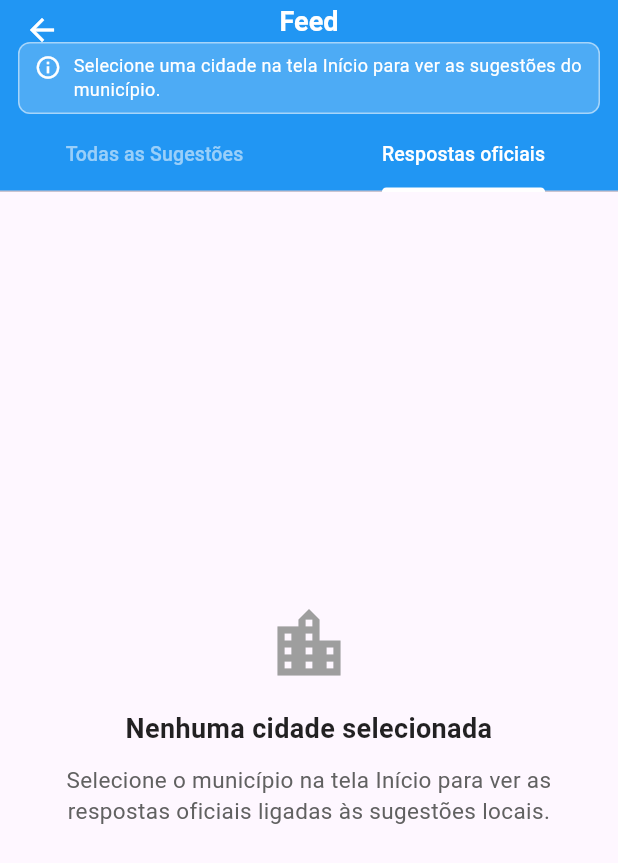
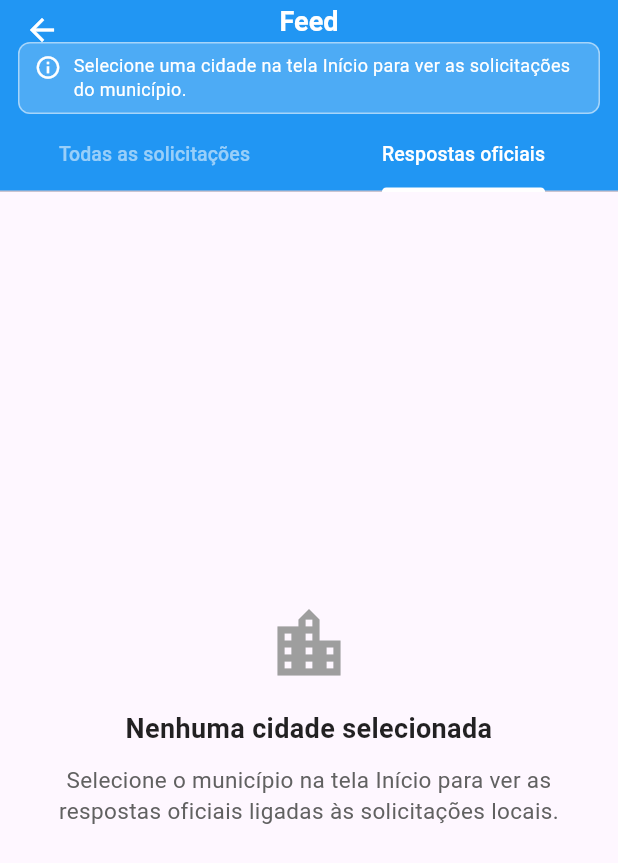
Before and after one commit to FelipeRodrigues07/InovaUrbano, a Flutter app: the Feed screen opened directly, tab 2 chosen, on a phone screen of 412 x 824 dp. Shown: the top 863 px of the screen. Run offline on Flutter 3.47's test engine with Material 3 defaults, Android fonts, the phone set to English and light mode, and no system bars; our stand-ins replace cached_network_image, flutter_map, geolocator, image_picker, latlong2, phosphor_flutter and 2 more; accounts and stored records are empty; network calls fail.

Commit message:
refactor(ui): rename user-facing copy from suggestion to request (PT)

```diff
--- a/mobile/lib/components/report/report_suggestion_form.dart
+++ b/mobile/lib/components/report/report_suggestion_form.dart
@@ -37,7 +37,7 @@ class ReportSuggestionForm extends StatelessWidget {
           DropdownButtonFormField<String>(
             value: selectedType,
             decoration: const InputDecoration(
-              labelText: 'Tipo de Sugestão',
+              labelText: 'Tipo de solicitação',
               border: OutlineInputBorder(),
             ),
             items: suggestionTypes.map((String type) {
@@ -132,7 +132,7 @@ class ReportSuggestionForm extends StatelessWidget {
                           strokeWidth: 2,
                         ),
                       )
-                    : const Text('Enviar Sugestão'),
+                    : const Text('Enviar solicitação'),
               );
             },
           ),
--- a/mobile/lib/screens/app/Widgets/Widget_config_pages.dart
+++ b/mobile/lib/screens/app/Widgets/Widget_config_pages.dart
@@ -124,7 +124,7 @@ class _ConfigPageState extends State<ConfigPage> {
         unselectedItemColor: Colors.grey,
         items: const [
           BottomNavigationBarItem(icon: Icon(Icons.home), label: 'Início'),
-          BottomNavigationBarItem(icon: Icon(Icons.warning), label: 'Reclame'),
+          BottomNavigationBarItem(icon: Icon(Icons.warning), label: 'Solicitar'),
           BottomNavigationBarItem(icon: Icon(Icons.feed), label: 'Feed'),
           BottomNavigationBarItem(icon: Icon(Icons.person), label: 'Profile'),
         ],
--- a/mobile/lib/screens/app/feed_screen.dart
+++ b/mobile/lib/screens/app/feed_screen.dart
@@ -24,7 +24,7 @@ class FeedState extends State<Feed> with SingleTickerProviderStateMixin {
   String? _headerCityLabel;
   bool _headerNoCity = true;
 
-  /// Recarrega sugestões e respostas oficiais com a última cidade salva.
+  /// Recarrega solicitações e respostas oficiais com a última cidade salva.
   Future<void> reloadFromPrefs() async {
     await _syncHeaderFromPrefs();
     await Future.wait([
@@ -51,10 +51,10 @@ class FeedState extends State<Feed> with SingleTickerProviderStateMixin {
 
     if (noCity) {
       message =
-          'Selecione uma cidade na tela Início para ver as sugestões do município.';
+          'Selecione uma cidade na tela Início para ver as solicitações do município.';
       icon = Icons.info_outline;
     } else if (cityLabel != null) {
-      message = 'Sugestões e respostas oficiais de: $cityLabel';
+      message = 'Solicitações e respostas oficiais de: $cityLabel';
       icon = Icons.location_on_outlined;
     } else {
       message = 'Carregando informações da cidade...';
@@ -201,7 +201,7 @@ class FeedState extends State<Feed> with SingleTickerProviderStateMixin {
 
   Widget _suggestionLinkChip(OfficialResponseFeedModel response) {
     final parts = <String>[
-      if (response.numberSuggestion > 0) 'Sugestão #${response.numberSuggestion}',
+      if (response.numberSuggestion > 0) 'Solicitação #${response.numberSuggestion}',
       if (response.suggestionType.isNotEmpty) response.suggestionType,
       if (response.suggestionStatus.isNotEmpty) response.suggestionStatus,
     ];
@@ -269,7 +269,7 @@ class FeedState extends State<Feed> with SingleTickerProviderStateMixin {
                       labelStyle: const TextStyle(fontSize: 13),
                       unselectedLabelStyle: const TextStyle(fontSize: 13),
                       tabs: const <Widget>[
-                        Tab(text: 'Todas as Sugestões'),
+                        Tab(text: 'Todas as solicitações'),
                         Tab(text: 'Respostas oficiais'),
                       ],
                       indicatorColor: Colors.white,
@@ -285,7 +285,7 @@ class FeedState extends State<Feed> with SingleTickerProviderStateMixin {
         body: TabBarView(
           controller: _tabController,
           children: <Widget>[
-            // Aba de Sugestões
+            // Aba de solicitações
             Consumer<GetAllSuggestionsFeedController>(
               builder: (context, controller, child) {
                 final cityLabel =
@@ -296,7 +296,7 @@ class FeedState extends State<Feed> with SingleTickerProviderStateMixin {
                 if (controller.isLoading && controller.suggestions.isEmpty) {
                   return _centerFeedMessage(
                     icon: Icons.hourglass_empty,
-                    title: 'Carregando sugestões...',
+                    title: 'Carregando solicitações...',
                     subtitle: cityLabel != null
                         ? 'Buscando registros de $cityLabel'
                         : null,
@@ -315,7 +315,7 @@ class FeedState extends State<Feed> with SingleTickerProviderStateMixin {
                 if (controller.isError && controller.suggestions.isEmpty) {
                   return _centerFeedMessage(
                     icon: Icons.cloud_off_outlined,
-                    title: 'Não foi possível carregar as sugestões',
+                    title: 'Não foi possível carregar as solicitações',
                     subtitle:
                         'Confira se a API está rodando e o IP em api_constants.dart (emulador: 10.0.2.2; celular: IP do PC).',
                     action: _blueActionButton(
@@ -328,10 +328,10 @@ class FeedState extends State<Feed> with SingleTickerProviderStateMixin {
                 if (controller.suggestions.isEmpty) {
                   return _centerFeedMessage(
                     icon: Icons.inbox_outlined,
-                    title: 'Não há sugestões para esta cidade',
+                    title: 'Não há solicitações para esta cidade',
                     subtitle: cityLabel != null
                         ? 'Nenhum registro em $cityLabel no momento.'
-                        : 'Escolha outra cidade na tela Início ou registre uma nova sugestão em Reclame.',
+                        : 'Escolha outra cidade na tela Início ou registre uma nova solicitação em Solicitar.',
                     action: _blueActionButton(
                       label: 'Atualizar',
                       onPressed: reloadFromPrefs,
@@ -460,7 +460,7 @@ class FeedState extends State<Feed> with SingleTickerProviderStateMixin {
               },
             ),
 
-            // Aba de postagens (vinculadas às sugestões da cidade)
+            // Aba de respostas oficiais (vinculadas às solicitações da cidade)
             Consumer<OfficialResponsesFeedController>(
               builder: (context, controller, child) {
                 final cityLabel =
@@ -483,7 +483,7 @@ class FeedState extends State<Feed> with SingleTickerProviderStateMixin {
                     icon: Icons.location_city_outlined,
                     title: 'Nenhuma cidade selecionada',
                     subtitle:
-                        'Selecione o município na tela Início para ver as respostas oficiais ligadas às sugestões locais.',
+                        'Selecione o município na tela Início para ver as respostas oficiais ligadas às solicitações locais.',
                   );
                 }
 
@@ -505,8 +505,8 @@ class FeedState extends State<Feed> with SingleTickerProviderStateMixin {
                     icon: Icons.campaign_outlined,
                     title: 'Não há respostas oficiais para esta cidade',
                     subtitle: cityLabel != null
-                        ? 'Ainda não há respostas oficiais vinculadas a sugestões de $cityLabel.'
-                        : 'As respostas oficiais aparecem quando a administração responde a uma sugestão.',
+                        ? 'Ainda não há respostas oficiais vinculadas a solicitações de $cityLabel.'
+                        : 'As respostas oficiais aparecem quando a administração responde a uma solicitação.',
                     action: _blueActionButton(
                       label: 'Atualizar',
                       onPressed: () => controller.loadOfficialResponses(),
--- a/mobile/lib/screens/app/home_screen.dart
+++ b/mobile/lib/screens/app/home_screen.dart
@@ -183,13 +183,18 @@ class _HomePageState extends State<Home> {
       final last = await Geolocator.getLastKnownPosition();
       if (last != null) {
         await _moveToLatLng(LatLng(last.latitude, last.longitude), zoom: 14);
+        if (silent) return;
       }
+
+      // On boot, avoid high-accuracy GPS — it often ANRs the emulator.
+      if (silent) return;
 
       final pos = await Geolocator.getCurrentPosition(
         locationSettings: const LocationSettings(
           accuracy: LocationAccuracy.high,
+          timeLimit: Duration(seconds: 8),
         ),
-      ).timeout(const Duration(seconds: 10));
+      );
       await _moveToLatLng(LatLng(pos.latitude, pos.longitude), zoom: 14);
       await getSuggestions();
     } on TimeoutException {
@@ -397,7 +402,7 @@ class _HomePageState extends State<Home> {
           Align(
             alignment: Alignment.center,
             child: const Text(
-              'Selecione uma cidade para ver as sugestões',
+              'Selecione uma cidade para ver as solicitações',
               style: TextStyle(fontSize: 14),
               textAlign: TextAlign.center,
             ),
--- a/mobile/lib/screens/auth/createAccount_screen.dart
+++ b/mobile/lib/screens/auth/createAccount_screen.dart
@@ -60,7 +60,7 @@ class _CreateAccountScreenState extends State<CreateAccountScreen> {
       }
     } catch (e) {
       ScaffoldMessenger.of(context).showSnackBar(
-        SnackBar(content: Text('Erro ao enviar sugestão: $e')),
+        SnackBar(content: Text('Erro ao criar conta: $e')),
       );
     } finally {
       _createAccountController.isLoading = false;
```
Also changed, not shown: mobile/lib/screens/app/report_screen.dart (+11 -6 lines), 5 other files.
